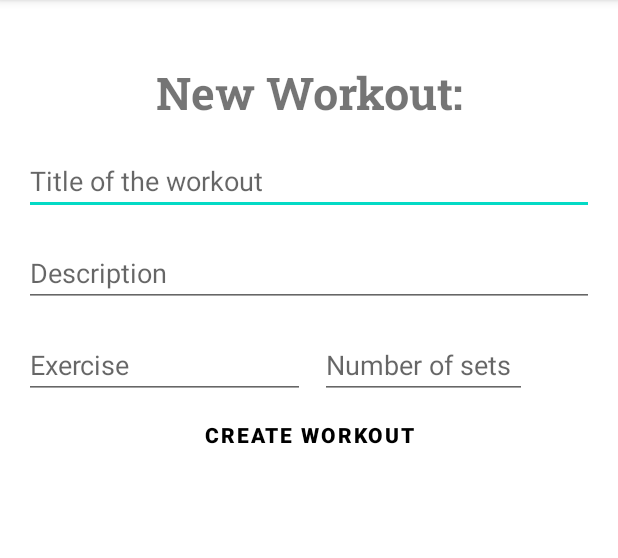
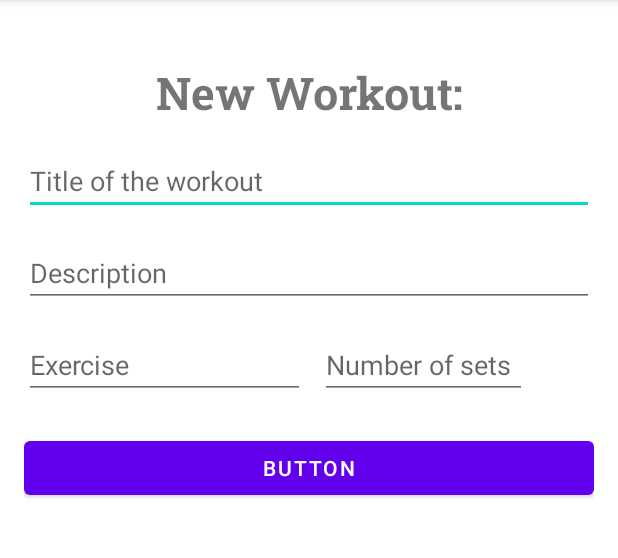
Before and after one commit to samu-coding/Smart-Strenght-Log, an Android app: the NewWorkoutCreator screen opened directly, with no data from a screen before it, on a phone screen of 412 x 824 dp, the part 84-642 px from its top. Run offline under Robolectric (Android 15) with nearby library versions, the light colour scheme and no system bars.

Commit message:
Update create Workout DEMO

```diff
--- a/app/src/main/java/com/example/smartstrengthlog/NewWorkoutCreator.java
+++ b/app/src/main/java/com/example/smartstrengthlog/NewWorkoutCreator.java
@@ -2,8 +2,11 @@ package com.example.smartstrengthlog;
 
 import androidx.appcompat.app.AppCompatActivity;
 
+import android.content.Intent;
 import android.os.Bundle;
 import android.util.Log;
+import android.view.View;
+import android.widget.Toast;
 
 public class NewWorkoutCreator extends AppCompatActivity {
 
@@ -14,10 +17,18 @@ public class NewWorkoutCreator extends AppCompatActivity {
     }
 
     //Boton para crear el workout
-    public void createWorkout(){
 
-        Log.i("Create", "Workout");
+
+
+
+
+    public void createWorkoutButton(View view){
+
+        startActivity(new Intent(this, MainMenu.class));
+        finish();
+        Toast.makeText(this, "Workout created!", Toast.LENGTH_LONG).show();
 
     }
 
+
 }
--- a/app/src/main/res/layout/activity_new_workout_creator.xml
+++ b/app/src/main/res/layout/activity_new_workout_creator.xml
@@ -8,20 +8,13 @@
     tools:context=".NewWorkoutCreator">
 
 
-
-  <LinearLayout
-      android:id="@+id/acct_login_form"
-      android:layout_width="match_parent"
-      android:layout_height="wrap_content"
-      android:orientation="vertical">
-
   <TextView
       android:id="@+id/title_workout_creating"
-        android:gravity="center"
       android:layout_width="match_parent"
       android:layout_height="wrap_content"
       android:layout_marginTop="25dp"
       android:fontFamily="@font/roboto_slab_bold"
+      android:gravity="center"
       android:text="@string/title_workout_creating_text"
       android:textSize="30sp" />
 
@@ -31,7 +24,8 @@
       android:layout_height="wrap_content"
       android:layout_marginTop="16dp"
       android:hint="@string/titleWorkout_hint"
-        android:maxLines="1" />
+      android:maxLines="1"
+      android:importantForAutofill="no" />
 
   <EditText
       android:id="@+id/description_workout"
@@ -43,7 +37,7 @@
 
   <LinearLayout
       android:layout_width="match_parent"
-        android:layout_height="match_parent"
+      android:layout_height="83dp"
       android:orientation="horizontal">
 
     <EditText
@@ -53,7 +47,8 @@
         android:layout_marginTop="16dp"
         android:layout_marginRight="10dp"
         android:hint="@string/exercise_Workout_hint"
-          android:maxLines="1" />
+        android:maxLines="1"
+        android:autofillHints="" />
 
     <EditText
         android:id="@+id/seires_workout"
@@ -64,19 +59,12 @@
         android:maxLines="1" />
   </LinearLayout>
 
-
   <Button
-        android:id="@+id/button_create_workout"
+      android:id="@+id/button2"
       android:layout_width="match_parent"
       android:layout_height="wrap_content"
-        android:background="@android:color/transparent"
-        android:onClick="createWorkout"
-        android:text="@string/button_create_workout_text"
-        android:textColor="@color/black"
-        android:textStyle="bold" />
+      android:text="Button"
+      android:onClick="createWorkoutButton"/>
 
 
 </LinearLayout>
-
-
-</LinearLayout>
```
Lines whose indentation alone changed are shown as unchanged.
